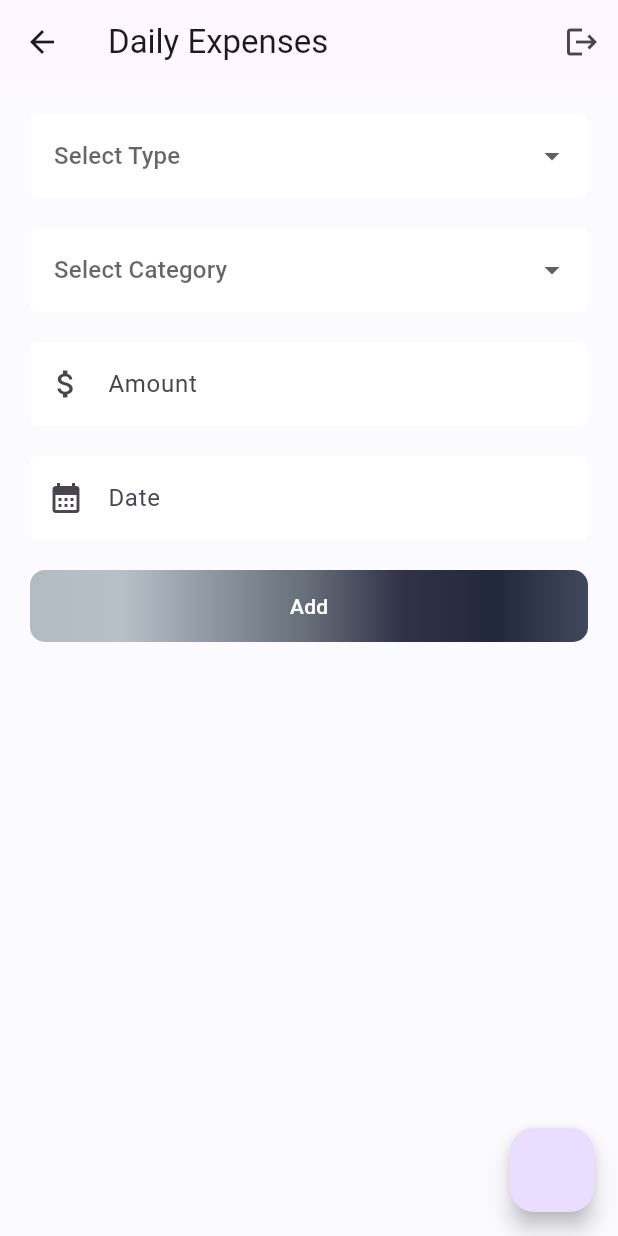
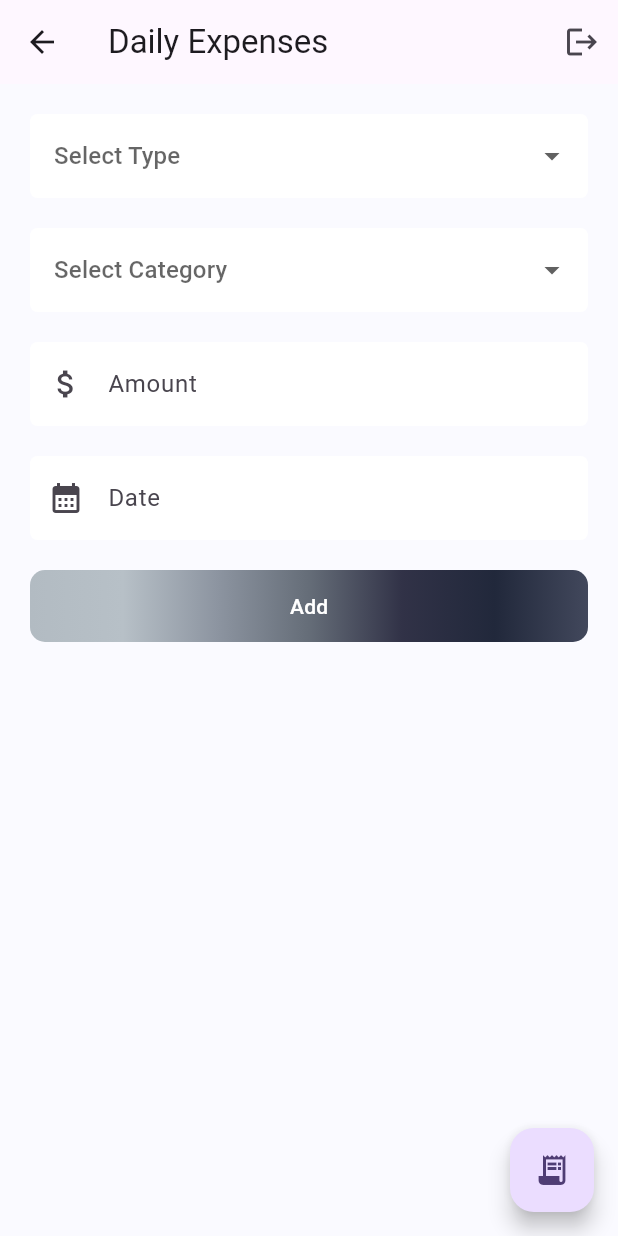
Before and after one commit to epashiq/expense-tracker, a Flutter app: the screen it shows after launch, after a tap on "Sign in with Google", on a phone screen of 412 x 824 dp. Run offline on Flutter 3.47's test engine with Material 3 defaults, Android fonts, the phone set to English and light mode, and no system bars; our stand-ins replace cloud_firestore, firebase_auth, firebase_core, fl_chart, freezed_annotation, google_sign_in and 1 more; accounts and stored records are empty; network calls fail.

Commit message:
splash screen created

```diff
--- a/lib/main.dart
+++ b/lib/main.dart
@@ -1,8 +1,67 @@
+// import 'package:expense_tracker/controller/provider/add_expenses_provider.dart';
+// import 'package:expense_tracker/controller/provider/auth_provider.dart';
+// import 'package:expense_tracker/firebase_options.dart';
+// import 'package:expense_tracker/view/pages/add_expense_page.dart';
+// import 'package:expense_tracker/view/pages/login_page.dart';
+// import 'package:firebase_core/firebase_core.dart';
+// import 'package:flutter/material.dart';
+// import 'package:provider/provider.dart';
+// import 'package:shared_preferences/shared_preferences.dart';
+
+// Future<void> main() async {
+//   WidgetsFlutterBinding.ensureInitialized();
+//   await Firebase.initializeApp(options: DefaultFirebaseOptions.currentPlatform);
+//   runApp(const MyApp());
+// }
+
+// class MyApp extends StatelessWidget {
+//   static final scaffoldMessengerKey = GlobalKey<ScaffoldMessengerState>();
+//   const MyApp({super.key});
+
+//   Future<bool> _checkUserLoggedIn() async {
+//     final SharedPreferences prefs = await SharedPreferences.getInstance();
+//     return prefs.getString('user') != null;
+//   }
+
+//   @override
+//   Widget build(BuildContext context) {
+//     return MultiProvider(
+//       providers: [
+//         ChangeNotifierProvider(create: (_) => AuthProvider()),
+//         ChangeNotifierProvider(create: (_) => AddExpensesProvider()),
+//       ],
+//       child: MaterialApp(
+//         debugShowCheckedModeBanner: false,
+//         title: 'Expense Tracker',
+//         theme: ThemeData(
+//           colorScheme: ColorScheme.fromSeed(seedColor: Colors.deepPurple),
+//           useMaterial3: true,
+//         ),
+//         home: FutureBuilder<bool>(
+//           future: _checkUserLoggedIn(),
+//           builder: (context, snapshot) {
+//             if (snapshot.connectionState == ConnectionState.waiting) {
+//               return const Scaffold(
+//                 body: Center(child: CircularProgressIndicator()),
+//               );
+//             } else {
+//               if (snapshot.hasData && snapshot.data == true) {
+//                 return const AddExpensePage();
+//               } else {
+//                 return const LoginPage();
+//               }
+//             }
+//           },
+//         ),
+//       ),
+//     );
+//   }
+// }
+
 import 'package:expense_tracker/controller/provider/add_expenses_provider.dart';
 import 'package:expense_tracker/controller/provider/auth_provider.dart';
 import 'package:expense_tracker/firebase_options.dart';
-import 'package:expense_tracker/view/pages/add_expense_page.dart';
-import 'package:expense_tracker/view/pages/login_page.dart';
+import 'package:expense_tracker/view/pages/splash_screen.dart';
 import 'package:firebase_core/firebase_core.dart';
 import 'package:flutter/material.dart';
 import 'package:provider/provider.dart';
@@ -18,7 +77,7 @@ class MyApp extends StatelessWidget {
   static final scaffoldMessengerKey = GlobalKey<ScaffoldMessengerState>();
   const MyApp({super.key});
 
-  Future<bool> _checkUserLoggedIn() async {
+  Future<bool> checkUserLoggedIn() async {
     final SharedPreferences prefs = await SharedPreferences.getInstance();
     return prefs.getString('user') != null;
   }
@@ -37,22 +96,7 @@ class MyApp extends StatelessWidget {
           colorScheme: ColorScheme.fromSeed(seedColor: Colors.deepPurple),
           useMaterial3: true,
         ),
-        home: FutureBuilder<bool>(
-          future: _checkUserLoggedIn(),
-          builder: (context, snapshot) {
-            if (snapshot.connectionState == ConnectionState.waiting) {
-              return const Scaffold(
-                body: Center(child: CircularProgressIndicator()),
-              );
-            } else {
-              if (snapshot.hasData && snapshot.data == true) {
-                return const AddExpensePage();
-              } else {
-                return const LoginPage();
-              }
-            }
-          },
-        ),
+        home: const SplashScreen(),
       ),
     );
   }
--- a/lib/view/pages/add_expense_page.dart
+++ b/lib/view/pages/add_expense_page.dart
@@ -142,13 +142,18 @@ class _AddExpensePageState extends State<AddExpensePage> {
           ],
         ),
       ),
-      floatingActionButton: FloatingActionButton(onPressed: () {
-        Navigator.push(
+      floatingActionButton: FloatingActionButton(
+        onPressed: () {
+          Navigator.push(
             context,
             MaterialPageRoute(
               builder: (context) => const ShowExpensePage(),
-            ));
-      }),
+            ),
+          );
+        },
+        tooltip: 'Show expenses',
+        child: const Icon(Icons.receipt_long),
+      ),
     );
   }
 }
--- a/lib/view/pages/sign_up_page.dart
+++ b/lib/view/pages/sign_up_page.dart
@@ -1,6 +1,5 @@
-
-
 import 'package:expense_tracker/controller/provider/auth_provider.dart';
+import 'package:expense_tracker/view/pages/login_page.dart';
 import 'package:expense_tracker/view/widgets/submit_button_widget.dart';
 import 'package:flutter/material.dart';
 import 'package:provider/provider.dart';
@@ -94,6 +93,11 @@ class _SignUpPageState extends State<SignUpPage> {
               onTap: () {
                 authProvider.signUp(emailController.text,
                     passwordController.text, context, nameController.text);
+                Navigator.push(
+                    context,
+                    MaterialPageRoute(
+                      builder: (context) => const LoginPage(),
+                    ));
               },
               emailController: emailController,
               passController: passwordController,
--- /dev/null
+++ b/lib/view/pages/splash_screen.dart
@@ -0,0 +1,110 @@
+import 'package:expense_tracker/view/pages/add_expense_page.dart';
+import 'package:expense_tracker/view/pages/login_page.dart';
+import 'package:flutter/material.dart';
+import 'dart:async';
+import 'package:shared_preferences/shared_preferences.dart';
+
+class SplashScreen extends StatefulWidget {
+  const SplashScreen({super.key});
+
+  @override
+  State<SplashScreen> createState() => _SplashScreenState();
+}
+
+class _SplashScreenState extends State<SplashScreen>
+    with SingleTickerProviderStateMixin {
+  late AnimationController _controller;
+  late Animation<double> _animation;
+
+  @override
+  void initState() {
+    super.initState();
+    _controller = AnimationController(
+      vsync: this,
+      duration: const Duration(seconds: 1),
+    );
+    _animation = CurvedAnimation(parent: _controller, curve: Curves.easeInOut);
+
+    _controller.forward();
+
+    Timer(const Duration(seconds: 3), () {
+      _checkUserLoggedIn();
+    });
+  }
+
+  Future<void> _checkUserLoggedIn() async {
+    final SharedPreferences prefs = await SharedPreferences.getInstance();
+    final bool isLoggedIn = prefs.getString('user') != null;
+
+    if (isLoggedIn) {
+      Navigator.pushReplacement(
+        context,
+        MaterialPageRoute(
+          builder: (context) => const AddExpensePage(),
+        ),
+      );
+    } else {
+      Navigator.pushReplacement(
+        context,
+        MaterialPageRoute(
+          builder: (context) => const LoginPage(),
+        ),
+      );
+    }
+  }
+
+  @override
+  void dispose() {
+    _controller.dispose();
+    super.dispose();
+  }
+
+  @override
+  Widget build(BuildContext context) {
+    return Scaffold(
+      body: Container(
+        decoration: const BoxDecoration(
+          gradient: LinearGradient(
+            colors: [Color(0xFF6A1B9A), Color(0xFFAB47BC)],
+            begin: Alignment.topLeft,
+            end: Alignment.bottomRight,
+          ),
+        ),
+        child: Center(
+          child: Column(
+            mainAxisAlignment: MainAxisAlignment.center,
+            children: [
+              ScaleTransition(
+                scale: _animation,
+                child: const Icon(
+                  Icons.attach_money,
+                  size: 120,
+                  color: Colors.white,
+                ),
+              ),
+              const SizedBox(height: 30),
+              const Text(
+                'Expense Tracker',
+                style: TextStyle(
+                  fontSize: 28,
+                  fontWeight: FontWeight.bold,
+                  color: Colors.white,
+                  letterSpacing: 1.5,
+                ),
+              ),
+              const SizedBox(height: 10),
+              const Text(
+                'Track your expenses effortlessly',
+                style: TextStyle(
+                  fontSize: 16,
+                  fontStyle: FontStyle.italic,
+                  color: Colors.white70,
+                ),
+              ),
+            ],
+          ),
+        ),
+      ),
+    );
+  }
+}
```
